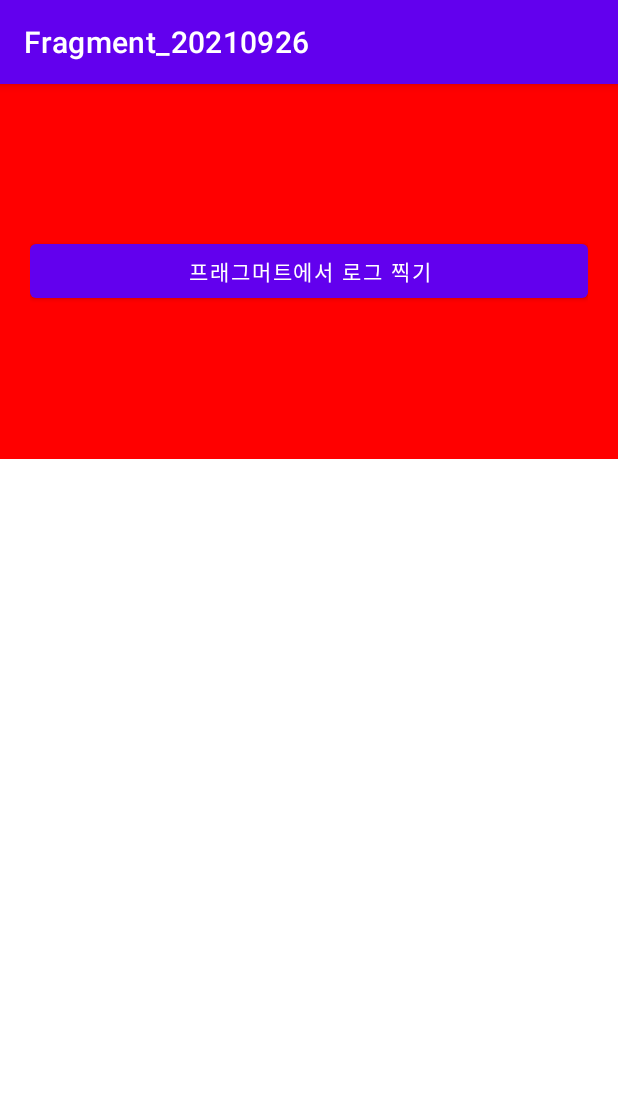
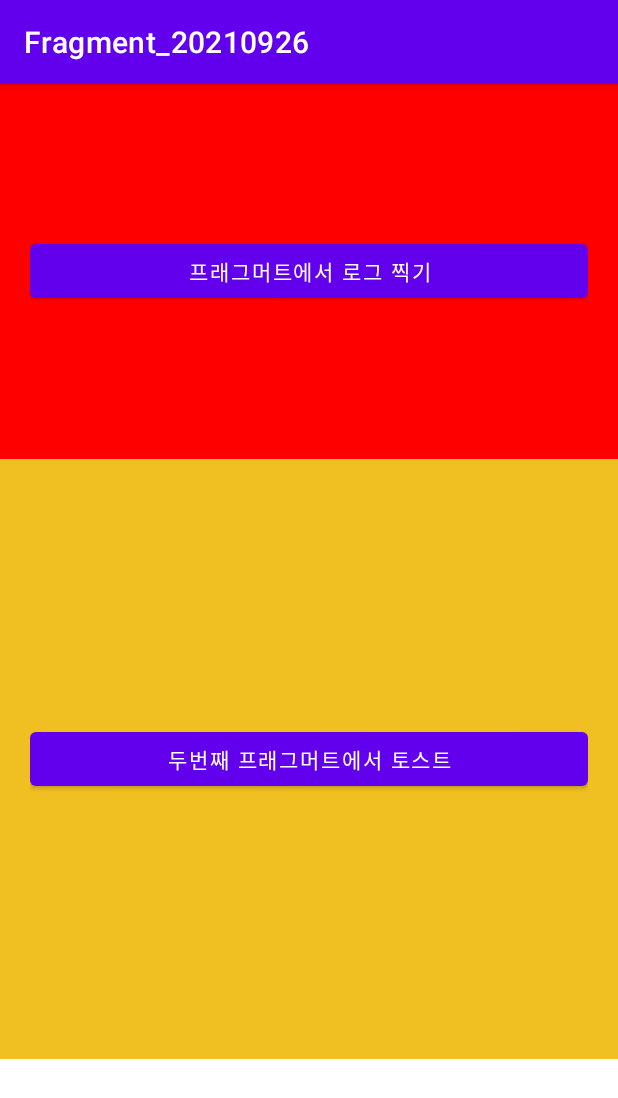
Before and after one commit to ROKAF1270009405/Fragment_20210926, an Android app: the screen it shows after launch (MainActivity), on a phone screen of 412 x 824 dp. Shown: the top 1098 px of the screen. Run offline under Robolectric (Android 15) with nearby library versions, the phone set to English and light mode, and no system bars.

Commit message:
두번째 프래그먼트 메인화면에 배치  - 토스트 띄우기 기능이 동작 X (코드 에러)

```diff
--- /dev/null
+++ b/app/src/main/java/com/jayshe/fragment_20210926/fragments/SecondFragment.kt
@@ -0,0 +1,35 @@
+package com.jayshe.fragment_20210926.fragments
+
+import android.os.Bundle
+import android.util.Log
+import android.view.LayoutInflater
+import android.view.View
+import android.view.ViewGroup
+import android.widget.Toast
+import androidx.fragment.app.Fragment
+import com.jayshe.fragment_20210926.R
+import kotlinx.android.synthetic.main.fragment_first.*
+import kotlinx.android.synthetic.main.fragment_second.*
+
+class SecondFragment : Fragment() {
+
+    override fun onCreateView(
+        inflater: LayoutInflater,
+        container: ViewGroup?,
+        savedInstanceState: Bundle?
+    ): View? {
+        return inflater.inflate(R.layout.fragment_second, container, false)
+
+    }
+
+    override fun onActivityCreated(savedInstanceState: Bundle?) {
+        super.onActivityCreated(savedInstanceState)
+
+        toastBtn.setOnClickListener {
+
+//            Toast.makeText(this,"프래그먼트에서 토스트", Toast.LENGTH_SHORT).show()
+
+        }
+    }
+
+}
--- a/app/src/main/res/layout/activity_main.xml
+++ b/app/src/main/res/layout/activity_main.xml
@@ -13,4 +13,10 @@
         android:layout_height="250dp"
         class="com.jayshe.fragment_20210926.fragments.FirstFragment"/>
 
+    <fragment
+        android:id="@+id/secondFrag"
+        android:layout_width="match_parent"
+        android:layout_height="400dp"
+        class="com.jayshe.fragment_20210926.fragments.SecondFragment"/>
+
 </LinearLayout>
--- /dev/null
+++ b/app/src/main/res/layout/fragment_second.xml
@@ -0,0 +1,16 @@
+<?xml version="1.0" encoding="utf-8"?>
+<LinearLayout xmlns:android="http://schemas.android.com/apk/res/android"
+    android:layout_width="match_parent"
+    android:orientation="vertical"
+    android:gravity="center"
+    android:padding="20dp"
+    android:background="#F0c023"
+    android:layout_height="match_parent">
+
+    <Button
+        android:id="@+id/toastBtn"
+        android:layout_width="match_parent"
+        android:layout_height="wrap_content"
+        android:text="두번째 프래그머트에서 토스트"/>
+
+</LinearLayout>
```
